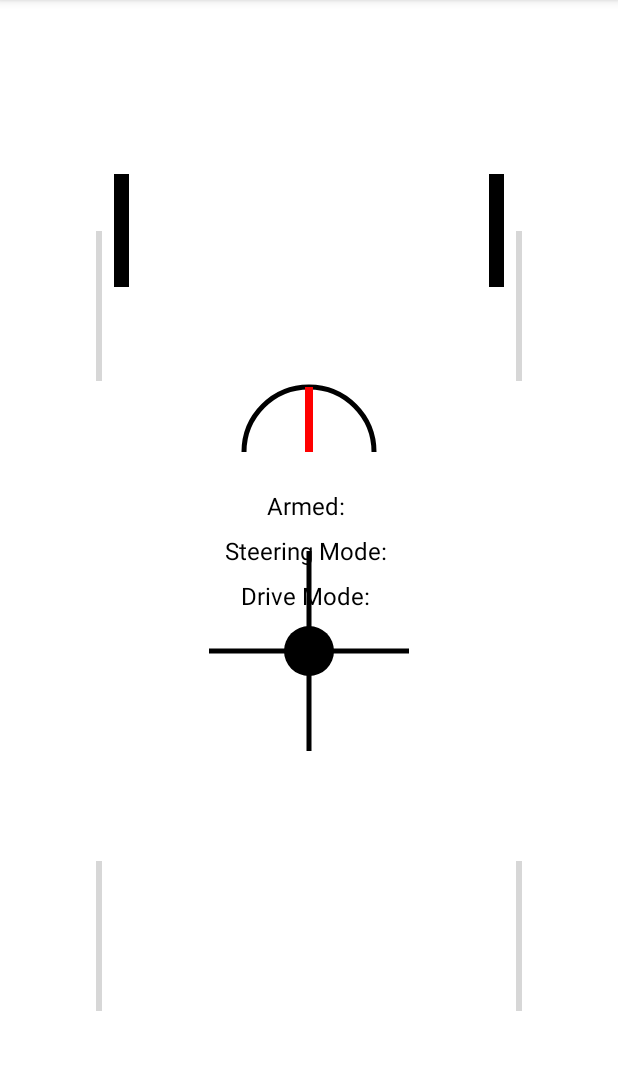
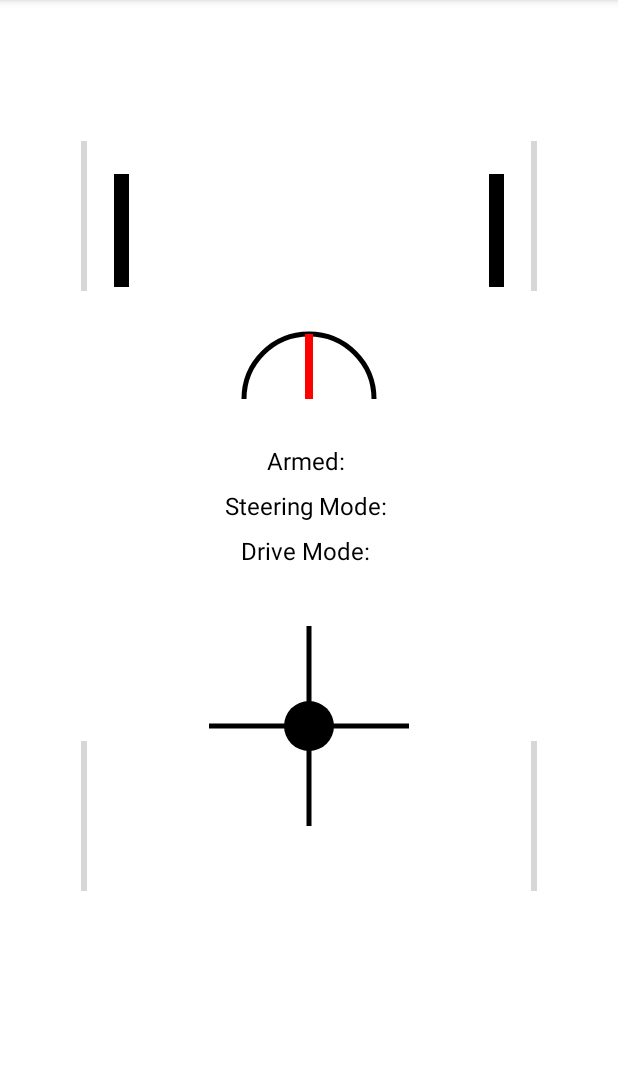
Before and after one commit to Guycho/4-motor-drifter, an Android app: the screen it shows after launch (MainActivity), on a phone screen of 412 x 824 dp, the part 84-1154 px from its top. Run offline under Robolectric (Android 15) with nearby library versions, the phone set to English and light mode, and no system bars.

Commit message:
adjust positions

```diff
--- a/Drifter_telemetry/app/src/main/res/layout/activity_main.xml
+++ b/Drifter_telemetry/app/src/main/res/layout/activity_main.xml
@@ -15,7 +15,7 @@
         android:layout_width="match_parent"
         android:layout_height="match_parent"
         android:layout_centerInParent="true"
-        android:translationY="50dp" />
+        android:translationY="100dp" />
 
     <View
         android:id="@+id/leftWheelLine"
@@ -40,7 +40,7 @@
         android:layout_width="100dp"
         android:layout_height="100dp"
         android:layout_centerHorizontal="true"
-        android:layout_marginTop="235dp"
+        android:layout_marginTop="200dp"
         android:background="@android:color/transparent" />
 
     <TextView
@@ -49,7 +49,7 @@
         android:layout_height="wrap_content"
         android:layout_below="@id/rotationalRateGauge"
         android:layout_centerHorizontal="true"
-        android:layout_marginTop="-25dp"
+        android:layout_marginTop="-20dp"
         android:text="Armed: "
         android:textSize="16sp"
         android:textColor="@android:color/black" />
@@ -82,8 +82,8 @@
         android:layout_width="100dp"
         android:layout_height="wrap_content"
         android:layout_alignParentStart="true"
-        android:layout_marginStart="0dp"
-        android:layout_marginTop="180dp"
+        android:layout_marginStart="-10dp"
+        android:layout_marginTop="120dp"
         android:max="10000"
         android:rotation="270" />
 
@@ -93,8 +93,8 @@
         android:layout_width="100dp"
         android:layout_height="wrap_content"
         android:layout_alignParentEnd="true"
-        android:layout_marginEnd="0dp"
-        android:layout_marginTop="180dp"
+        android:layout_marginEnd="-10dp"
+        android:layout_marginTop="120dp"
         android:max="10000"
         android:rotation="270" />
 
@@ -104,8 +104,8 @@
         android:layout_width="100dp"
         android:layout_height="wrap_content"
         android:layout_alignParentStart="true"
-        android:layout_marginStart="0dp"
-        android:layout_marginTop="600dp"
+        android:layout_marginStart="-10dp"
+        android:layout_marginTop="520dp"
         android:max="10000"
         android:rotation="270" />
 
@@ -115,10 +115,9 @@
         android:layout_width="100dp"
         android:layout_height="wrap_content"
         android:layout_alignParentEnd="true"
-        android:layout_marginEnd="0dp"
-        android:layout_marginTop="600dp"
+        android:layout_marginEnd="-10dp"
+        android:layout_marginTop="520dp"
         android:max="10000"
         android:rotation="270" />
 
-
 </RelativeLayout>
```
